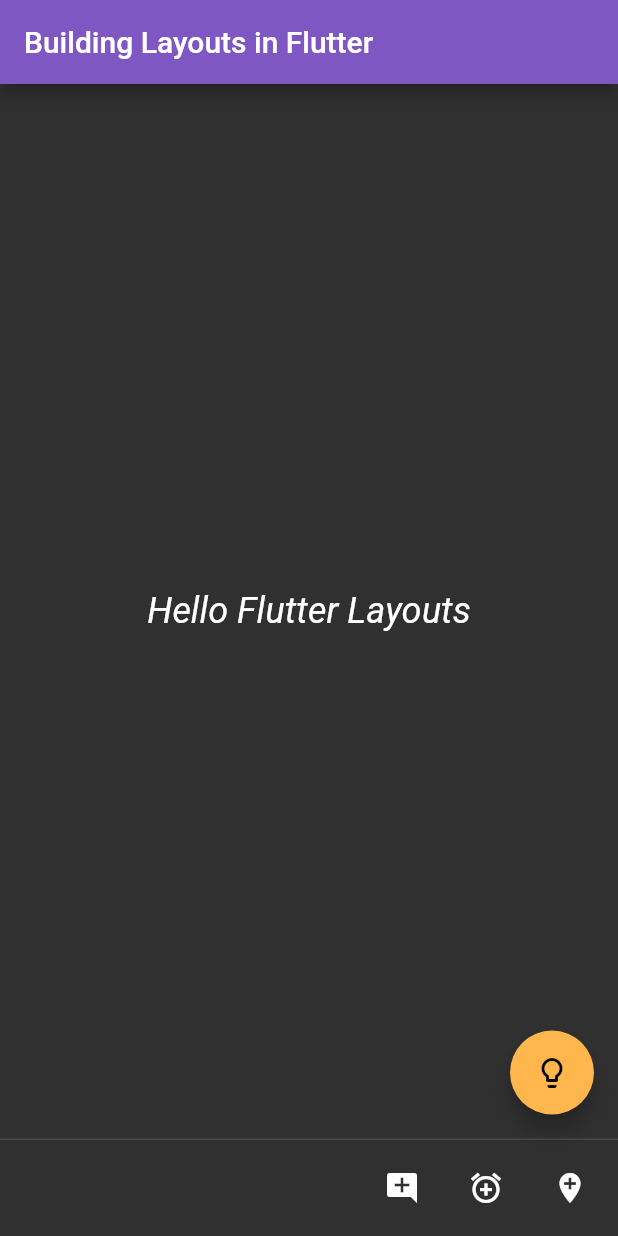
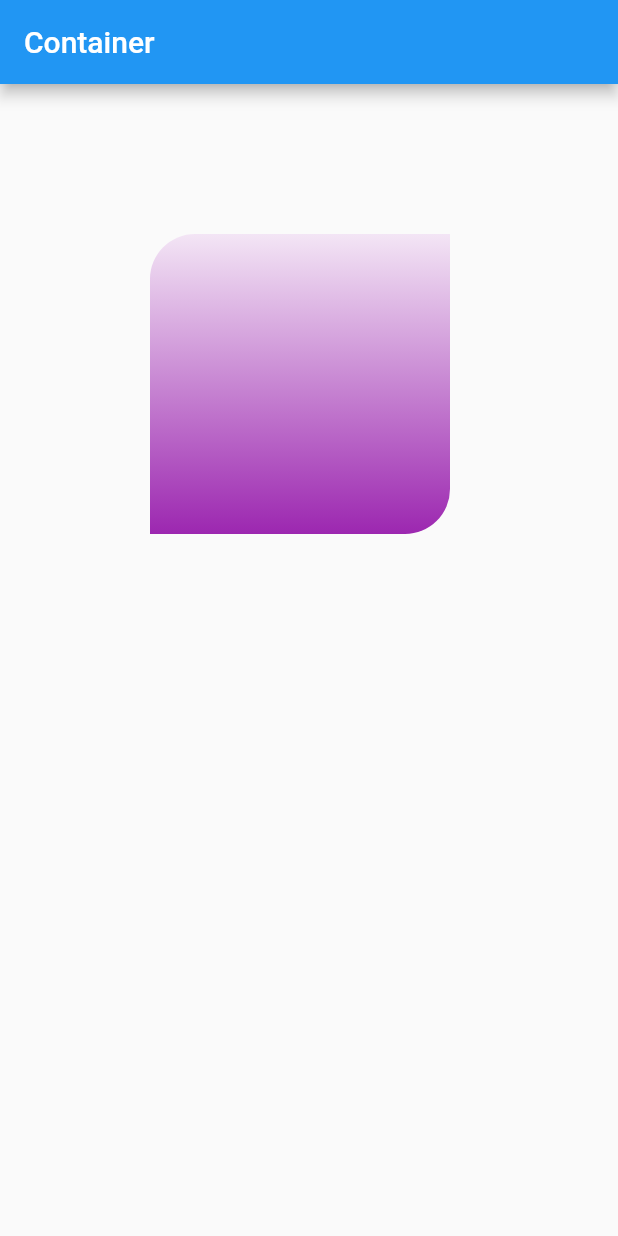
Before and after one commit to MostafaMo07/Layouts_Flutter, a Flutter app: the screen it shows after launch, on a phone screen of 412 x 824 dp. Run offline on Flutter 3.47's test engine with Material 2 defaults, Android fonts, the phone set to English and light mode, and no system bars.

Commit message:
Container Module

```diff
--- /dev/null
+++ b/layouts_flutter/lib/container.dart
@@ -0,0 +1,34 @@
+import 'package:flutter/material.dart';
+
+class MyApp2 extends StatelessWidget {
+  @override
+  Widget build(BuildContext context) {
+    return MaterialApp(
+      title: 'Container App',
+      home: Scaffold(
+        appBar: AppBar(
+          title: Text('Container'),
+        ),
+        body: Column(
+          children: [
+            Container(
+              margin: EdgeInsets.all(100.0),
+              width: 200.0,
+              height: 200.0,
+              decoration: BoxDecoration(
+                  color: Colors.orange,
+                  gradient: LinearGradient(
+                      begin: Alignment.topCenter,
+                      end: Alignment.bottomCenter,
+                      colors: [Colors.purple[50], Colors.purple[500]]),
+                  shape: BoxShape.rectangle,
+                  borderRadius: BorderRadius.only(
+                      topLeft: Radius.circular(30.0),
+                      bottomRight: Radius.circular(30.0))),
+            ),
+          ],
+        ),
+      ),
+    );
+  }
+}
--- a/layouts_flutter/lib/main.dart
+++ b/layouts_flutter/lib/main.dart
@@ -1,7 +1,8 @@
 import 'package:flutter/material.dart';
+import 'package:layouts_flutter/container.dart';
 
 void main() {
-  runApp(MyApp());
+  runApp(MyApp2());
 }
 
 class MyApp extends StatelessWidget {
```
